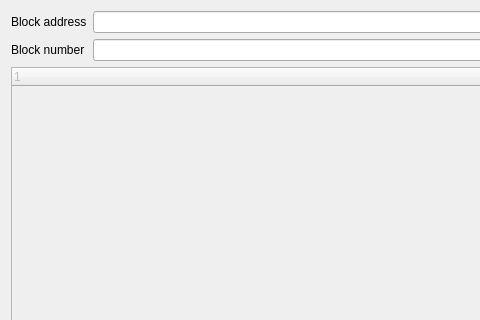
The window that transactionswindow.ui (krakenaut9/BlockChain) describes before a commit, drawn with Qt 5; both pictures show x 0 to 480 and y 0 to 320 of the 728 by 582 pixel window.
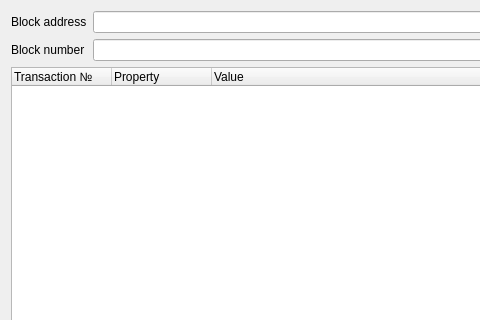
The same window after the commit.

Commit message: Implemented transactions window. Added add transactions button. Bug fix

Diff of the .ui file:
```diff
--- a/transactionswindow.ui
+++ b/transactionswindow.ui
@@ -49,11 +49,21 @@
    <item>
     <widget class="QTreeWidget" name="treeWidget">
      <property name="enabled">
-      <bool>false</bool>
+      <bool>true</bool>
      </property>
      <column>
       <property name="text">
-       <string notr="true">1</string>
+       <string>Transaction №</string>
+      </property>
+     </column>
+     <column>
+      <property name="text">
+       <string>Property</string>
+      </property>
+     </column>
+     <column>
+      <property name="text">
+       <string>Value</string>
       </property>
      </column>
     </widget>
```
The commit also changes 3 other files.
